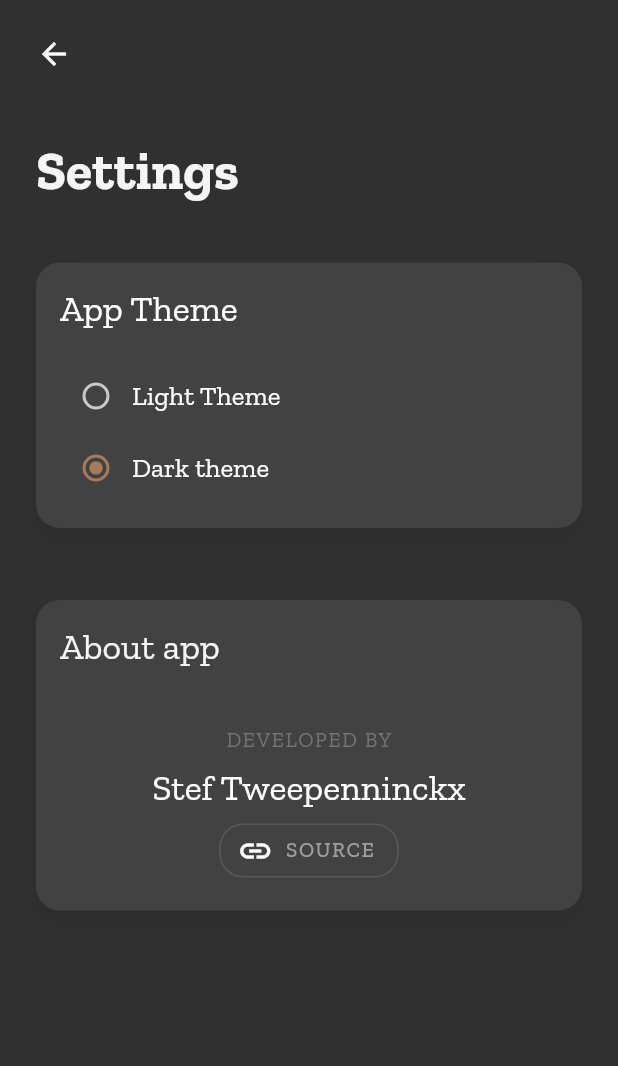
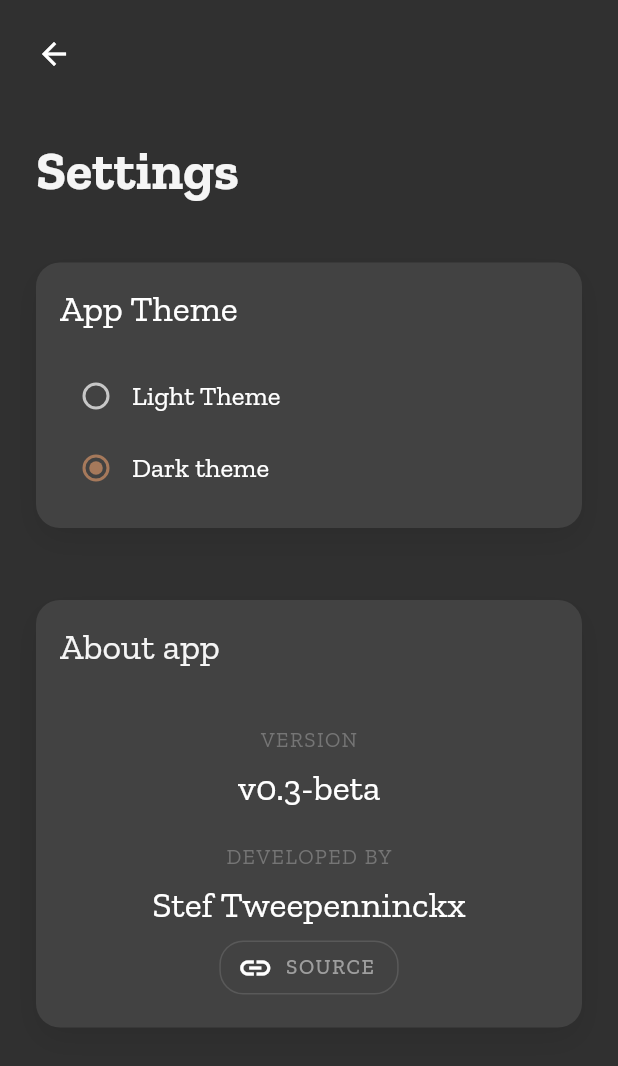
Before and after one commit to ucll-mobile-2021/project-Stef, a Flutter app: the screen it shows after launch, after a tap on the "settings" icon, on a phone screen of 412 x 824 dp. Shown: the top 1066 px of the screen. Run offline on Flutter 3.47's test engine with Material 2 defaults, Android fonts, the phone set to English and light mode, and no system bars; our stand-ins replace outline_material_icons, shared_preferences, sqflite; accounts and stored records are empty; project files that could hold a hidden picture were left out.

Commit message:
Fixed #6: added about section to settings page

```diff
--- a/lib/src/screens/settings.dart
+++ b/lib/src/screens/settings.dart
@@ -2,6 +2,7 @@ import 'package:flutter/cupertino.dart';
 import 'package:flutter/material.dart';
 import 'package:outline_material_icons/outline_material_icons.dart';
 import 'package:todo_app/src/services/themeStorage.dart';
+import 'package:url_launcher/url_launcher.dart';
 
 class Settings extends StatefulWidget {
   final Function(Brightness brightness) changeTheme;
@@ -15,13 +16,22 @@ class Settings extends StatefulWidget {
 class _SettingsState extends State<Settings> {
   String selectedTheme;
 
+  Map _packageInfo = new Map<String, String>();
+
+  void _setPackageInfo(){
+    _packageInfo['version'] = 'v0.3-beta';
+  }
+
+  @override
+  void initState() {
+    super.initState();
+    _setPackageInfo();
+  }
 
   @override
   Widget build(BuildContext context) {
     setState(() {
-      if (Theme
-          .of(context)
-          .brightness == Brightness.dark) {
+      if (Theme.of(context).brightness == Brightness.dark) {
         selectedTheme = 'dark';
       } else {
         selectedTheme = 'light';
@@ -70,8 +80,8 @@ class _SettingsState extends State<Settings> {
                         ),
                         Text(
                           'Light Theme',
-                          style: TextStyle(
-                              fontSize: 18, fontFamily: 'ZillaSlab'),
+                          style:
+                              TextStyle(fontSize: 18, fontFamily: 'ZillaSlab'),
                         )
                       ],
                     ),
@@ -84,8 +94,8 @@ class _SettingsState extends State<Settings> {
                         ),
                         Text(
                           'Dark theme',
-                          style: TextStyle(
-                              fontFamily: 'ZillaSlab', fontSize: 18),
+                          style:
+                              TextStyle(fontFamily: 'ZillaSlab', fontSize: 18),
                         )
                       ],
                     )
@@ -94,24 +104,54 @@ class _SettingsState extends State<Settings> {
                 // Build about section
                 buildCard(Column(
                   crossAxisAlignment: CrossAxisAlignment.stretch,
-                  children: <Widget> [
+                  children: <Widget>[
                     Text(
                       'About app',
-                      style: TextStyle( fontSize: 24, fontFamily: 'ZillaSlab', color: Theme.of(context).primaryColor),
+                      style: TextStyle(
+                          fontSize: 24,
+                          fontFamily: 'ZillaSlab',
+                          color: Theme.of(context).primaryColor),
                     ),
-                    Container(height: 40,),
+                    Container(
+                      height: 40,
+                    ),
+                    Center(
+                        child: Text(
+                      'Version'.toUpperCase(),
+                      style: TextStyle(
+                          color: Colors.grey.shade600,
+                          fontFamily: 'ZillaSlab',
+                          letterSpacing: 1),
+                    )),
+                    Center(
+                      child: Padding(
+                        padding: EdgeInsets.only(top: 8, bottom: 4),
+                        child: Text(
+                          //this.packageInfo.version,
+                          _packageInfo['version'],
+                          style:
+                              TextStyle(fontFamily: 'ZillaSlab', fontSize: 24),
+                        ),
+                      ),
+                    ),
+                    Container(
+                      height: 20,
+                    ),
                     Center(
                         child: Text(
                       'Developed by'.toUpperCase(),
-                        style: TextStyle(color: Colors.grey.shade600, fontFamily: 'ZillaSlab', letterSpacing: 1),
-                      )
-                    ),
+                      style: TextStyle(
+                          color: Colors.grey.shade600,
+                          fontFamily: 'ZillaSlab',
+                          letterSpacing: 1),
+                    )),
                     Center(
                       child: Padding(
                         padding: EdgeInsets.only(top: 8, bottom: 4),
                         child: Text(
                           'Stef Tweepenninckx',
-                          style: TextStyle(fontFamily: 'ZillaSlab', fontSize: 24),
+                          style:
+                              TextStyle(fontFamily: 'ZillaSlab', fontSize: 24),
                         ),
                       ),
                     ),
@@ -121,16 +161,20 @@ class _SettingsState extends State<Settings> {
                         icon: Icon(OMIcons.link),
                         label: Text(
                           'SOURCE',
-                          style: TextStyle(fontFamily: 'ZillaSlab', letterSpacing: 1, color: Colors.grey.shade500),
+                          style: TextStyle(
+                              fontFamily: 'ZillaSlab',
+                              letterSpacing: 1,
+                              color: Colors.grey.shade500),
                         ),
                         shape: RoundedRectangleBorder(
-                          borderRadius: BorderRadius.circular(16)
-                        ),
-                        onPressed: openGit,
+                            borderRadius: BorderRadius.circular(16)),
+                        onPressed: () {
+                          // TODO set repo public + opengit
+                          //openGit();
+                        },
                       ),
                     )
                   ],
-
                 ))
               ],
             ),
@@ -142,15 +186,14 @@ class _SettingsState extends State<Settings> {
 
   buildHeader(BuildContext context) {
     return Container(
-      margin: EdgeInsets.only(top: 8, bottom: 16 ,left: 8),
+      margin: EdgeInsets.only(top: 8, bottom: 16, left: 8),
       child: Text(
         'Settings',
         style: TextStyle(
             fontFamily: 'ZillaSlab',
             fontWeight: FontWeight.w700,
             fontSize: 36,
-          color: Theme.of(context).primaryColor
-        ),
+            color: Theme.of(context).primaryColor),
       ),
     );
   }
@@ -162,10 +205,9 @@ class _SettingsState extends State<Settings> {
           borderRadius: BorderRadius.circular(16),
           boxShadow: [
             BoxShadow(
-            offset: Offset(0,8),
+                offset: Offset(0, 8),
                 color: Colors.black.withAlpha(20),
-            blurRadius: 16
-          )
+                blurRadius: 16)
           ]),
       margin: EdgeInsets.all(24),
       padding: EdgeInsets.all(16),
@@ -177,14 +219,16 @@ class _SettingsState extends State<Settings> {
     setState(() {
       selectedTheme = value;
     });
-    if (value == 'light'){
+    if (value == 'light') {
       widget.changeTheme(Brightness.light);
-    } else{
+    } else {
       widget.changeTheme(Brightness.dark);
     }
     setThemeInLocalStorage(value);
   }
 
   void openGit() {
+    // TODO set repo public
+    launch('https://gitlab.com/SteTwe/todo-app');
   }
 }
--- a/pubspec.yaml
+++ b/pubspec.yaml
@@ -28,6 +28,7 @@ dependencies:
   intl: ^0.15.8
   outline_material_icons: ^0.1.0
   shared_preferences: ^0.5.3+1
+  url_launcher: ^5.0.3
 
 
   # The following adds the Cupertino Icons font to your application.
```
Also changed, not shown: pubspec.lock. Lines whose indentation alone changed are shown as unchanged.
